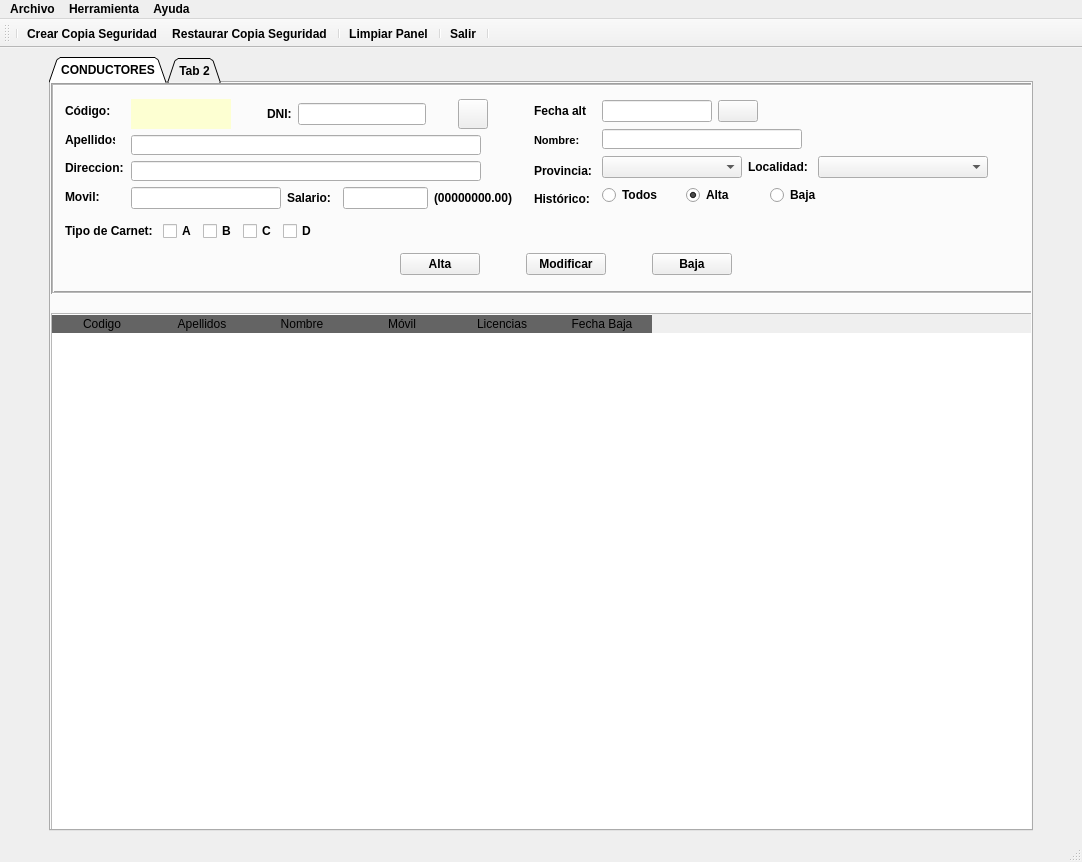
Qt form templates/venta_principal.ui (EliasVGZ/vierafernandez2324) before a commit.
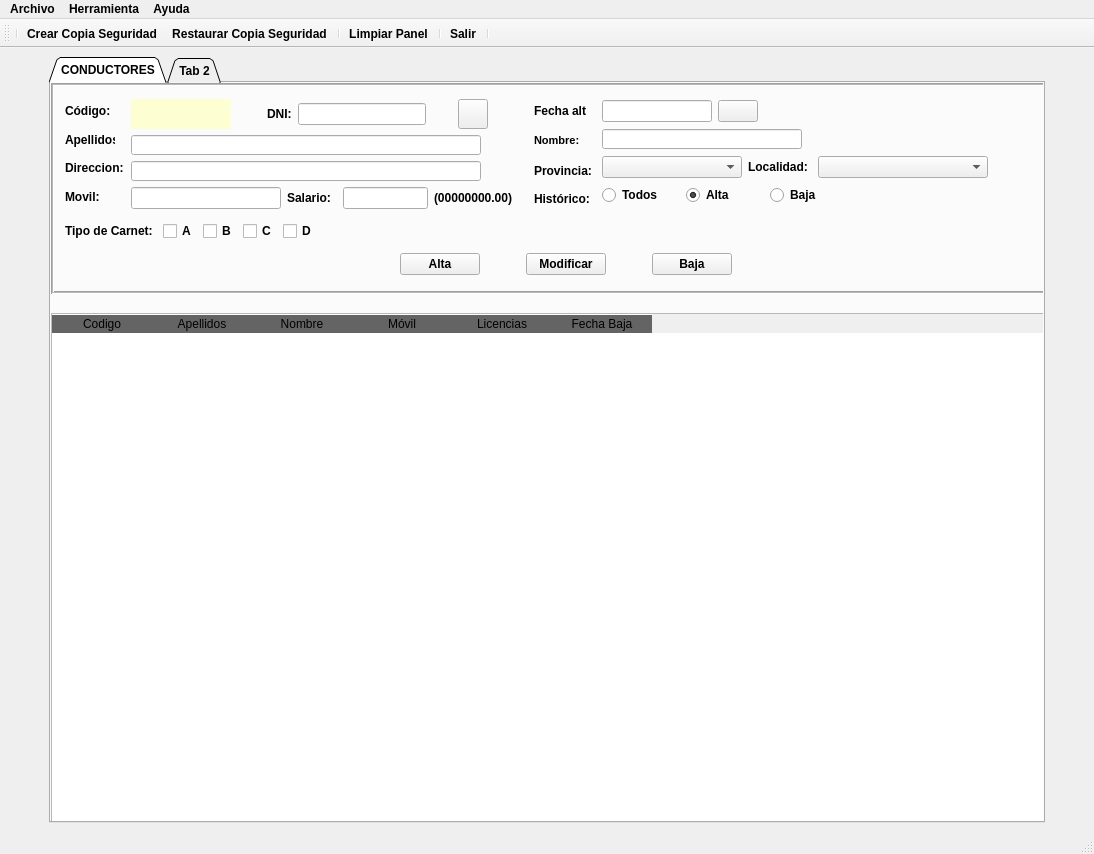
The same form after that commit. Icons and pictures are not drawn.

```diff
--- a/templates/venta_principal.ui
+++ b/templates/venta_principal.ui
@@ -6,8 +6,8 @@
    <rect>
     <x>0</x>
     <y>0</y>
-    <width>1082</width>
-    <height>862</height>
+    <width>1094</width>
+    <height>854</height>
    </rect>
   </property>
   <property name="sizePolicy">
@@ -77,7 +77,7 @@
        <enum>Qt::Horizontal</enum>
       </property>
       <property name="sizeType">
-       <enum>QSizePolicy::Fixed</enum>
+       <enum>QSizePolicy::Expanding</enum>
       </property>
       <property name="sizeHint" stdset="0">
        <size>
@@ -1145,7 +1145,7 @@
        <enum>Qt::Horizontal</enum>
       </property>
       <property name="sizeType">
-       <enum>QSizePolicy::Fixed</enum>
+       <enum>QSizePolicy::Expanding</enum>
       </property>
       <property name="sizeHint" stdset="0">
        <size>
@@ -1167,8 +1167,8 @@
     <rect>
      <x>0</x>
      <y>0</y>
-     <width>1082</width>
-     <height>26</height>
+     <width>1094</width>
+     <height>21</height>
     </rect>
    </property>
    <widget class="QMenu" name="menuArchivo">
```
